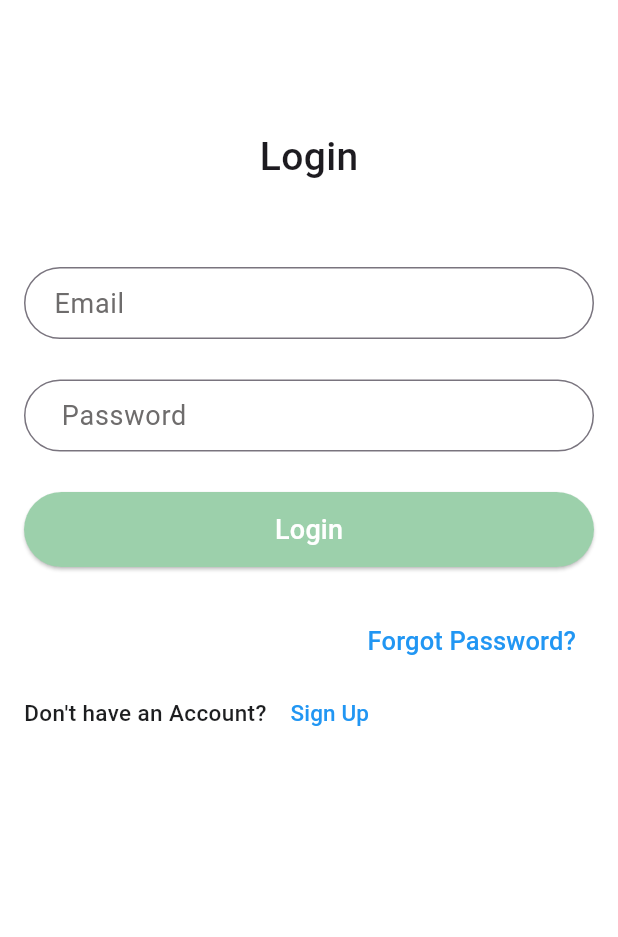
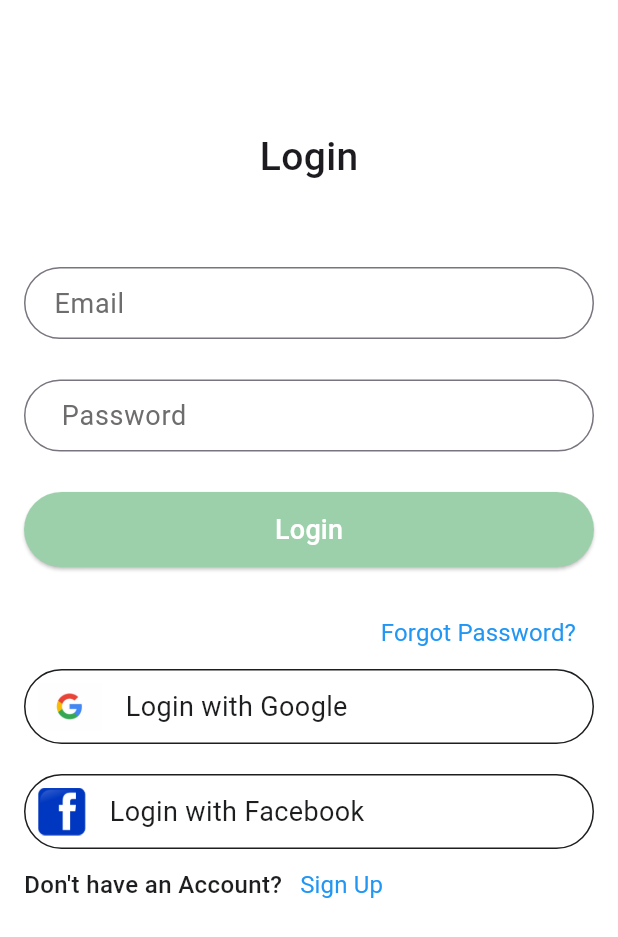
Before and after one commit to Pamuah/AI-mobile-health-App, a Flutter app: the LoginScreen screen opened by its route, on a phone screen of 412 x 824 dp. Shown: the top 937 px of the screen. Run offline on Flutter 3.47's test engine with Material 3 defaults, Android fonts, the phone set to English and light mode, and no system bars; our stand-ins replace device_preview, google_nav_bar.

Commit message:
update of UI

```diff
--- a/lib/Screens/login.dart
+++ b/lib/Screens/login.dart
@@ -1,3 +1,4 @@
+import 'package:ai_mhealth_app/widgets/Google_Facebook_BTN.dart';
 import 'package:ai_mhealth_app/widgets/custom_textfield.dart';
 import 'package:flutter/material.dart';
 
@@ -29,15 +30,19 @@ class _LoginScreenState extends State<LoginScreen> {
                  ),),
               ),
                customTextfield(hintText: 'Email',
+               height: 50,
+               width: MediaQuery.of(context).size.width,
                 controller: Emailcontroller,
                contentPadding: EdgeInsets.only(top: 5,left: 16.0)),
 
                   customTextfield(hintText:' Password',
+                  height: 50,
+               width: MediaQuery.of(context).size.width,
                   controller: passwordController,
                   contentPadding: EdgeInsets.only(top: 5,left: 16.0)),
 
               Padding(
-                padding: const EdgeInsets.only(bottom:25.0,top: 25.0),
+                padding: const EdgeInsets.only(bottom:20.0,top: 25.0),
                 child: Container(
                                   height: 50, //
                                   width: MediaQuery.of(context).size.width,
@@ -61,27 +66,30 @@ class _LoginScreenState extends State<LoginScreen> {
                                 ),
               ),
 
-              Align(alignment: Alignment.bottomRight,
+          Align(alignment: Alignment.centerRight,
                 child: TextButton(onPressed: (){},
-                   child:Text("Forgot Password?", style: TextStyle(color:color.onSecondary, fontSize: 17,
-                          fontWeight: FontWeight.w500), ), ),
+                   child:Text("Forgot Password?", style: TextStyle(color:color.onSecondary, fontSize: 16,
+                          fontWeight: FontWeight.w400), ), ),
               ),
 
+              GoogleFacebook_btn(imagePath: 'assets/Google.jpg',
+               text: 'Login with Google'),
 
-            Align(alignment: Alignment.bottomRight,
-              child: Row(
-                children: [
-                  Padding(
-                    padding: const EdgeInsets.only(right:4.0),
-                    child: Text("Don't have an Account?", style: TextStyle(color:color.secondary, fontSize: 15,
-                            fontWeight: FontWeight.w500), ),
-                  ),
+                Padding(
+                  padding: const EdgeInsets.only(top:20.0),
+                  child: GoogleFacebook_btn(imagePath: 'assets/facebook.jpg',
+                                 text: 'Login with Facebook'),
+                ),
 
-                  TextButton(onPressed: (){},
-                   child:Text("Sign Up", style: TextStyle(color:color.onSecondary, fontSize: 15,
-                          fontWeight: FontWeight.w500), ), )
-                ],
-              ),
+            Row(
+              children: [
+                Text("Don't have an Account?", style: TextStyle(color:color.secondary, fontSize: 16,
+                        fontWeight: FontWeight.w500), ),
+
+                TextButton(onPressed: (){},
+                 child:Text("Sign Up", style: TextStyle(color:color.onSecondary, fontSize: 16,
+                        fontWeight: FontWeight.w400), ), )
+              ],
             )
             ],
           ),
--- a/lib/Screens/signUp.dart
+++ b/lib/Screens/signUp.dart
@@ -31,14 +31,20 @@ class _SignUpScreenState extends State<SignUpScreen> {
               ),
 
                customTextfield(hintText: 'Name',
+               height: 50,
+               width: MediaQuery.of(context).size.width,
                 controller: NameController,
                contentPadding: EdgeInsets.only(top: 5,left: 16.0)),
 
                customTextfield(hintText: 'Email',
+               height: 50,
+               width: MediaQuery.of(context).size.width,
                 controller: Emailcontroller,
                contentPadding: EdgeInsets.only(top: 5,left: 16.0)),
 
                   customTextfield(hintText:' Password',
+                  height: 50,
+               width: MediaQuery.of(context).size.width,
                   controller: passwordController,
                   contentPadding: EdgeInsets.only(top: 5,left: 16.0)),
 
--- a/lib/main.dart
+++ b/lib/main.dart
@@ -1,5 +1,7 @@
+import 'package:ai_mhealth_app/Screens/AiModel.dart';
 import 'package:ai_mhealth_app/Screens/homePage.dart';
 import 'package:ai_mhealth_app/Screens/login.dart';
+import 'package:ai_mhealth_app/Screens/patientRecords.dart';
 import 'package:ai_mhealth_app/Screens/signUp.dart';
 import 'package:ai_mhealth_app/const/themeData.dart';
 import 'package:flutter/material.dart';
--- /dev/null
+++ b/lib/widgets/Google_Facebook_BTN.dart
@@ -0,0 +1,44 @@
+import 'package:flutter/cupertino.dart';
+import 'package:flutter/material.dart';
+
+class GoogleFacebook_btn extends StatelessWidget {
+  const GoogleFacebook_btn({
+    Key? key,
+    required this.imagePath,
+    required this.text,
+  }) : super(key: key);
+
+  final String imagePath;
+  final String text;
+
+  @override
+  Widget build(BuildContext context) {
+    final color =Theme.of(context).colorScheme;
+    return  GestureDetector(
+              onTap:(){},
+              child: Container(padding: EdgeInsets.all(8.0),
+                height: 50,
+                width: MediaQuery.of(context).size.width,
+                decoration: BoxDecoration(
+                  borderRadius: BorderRadius.circular(25),
+                  border: Border.all(color: color.secondary, width: 1.0),
+                ),
+                child: Center(
+                  child: Row(
+                    children: [
+                       Image.asset(imagePath,),
+
+                      Padding(
+                        padding: const EdgeInsets.only(left:16.0),
+                        child: Text(text,
+                        style: TextStyle(color:color.secondary, fontSize: 18,
+                        fontWeight: FontWeight.w400),),
+                      )
+                    ],
+                  ),
+                ),
+
+              ),
+            );
+  }
+}
--- a/lib/widgets/custom_textfield.dart
+++ b/lib/widgets/custom_textfield.dart
@@ -5,9 +5,13 @@ class customTextfield extends StatelessWidget {
   const customTextfield({super.key,
     required this.hintText,
     required this.controller,
-    required this.contentPadding });
+    required this.contentPadding,
+    required this.height,
+    required this.width});
 
 final String hintText;
+final double height;
+final double width;
 final TextEditingController controller;
 final EdgeInsetsGeometry contentPadding;
 
@@ -18,12 +22,14 @@ final EdgeInsetsGeometry contentPadding;
              Padding(
                padding: const EdgeInsets.only(top:25.0),
                child: SizedBox(
-                height: 50, //
-                 width: MediaQuery.of(context).size.width,
+                height: height,
+                 width: width,
                  child: TextField(
                   decoration: InputDecoration(
                     contentPadding: contentPadding,
                     border: OutlineInputBorder(
+                      borderSide: BorderSide(color: color.secondary,
+                      width: 2.0),
                       borderRadius: BorderRadius.circular(25),
                     ),
                     hintText: hintText,hintStyle:
```
Also changed, not shown: lib/Screens/AiModel.dart (+99 -1 lines), lib/Screens/homePage.dart (+10 -3 lines), lib/Screens/patientRecords.dart (added, +270 -0 lines), lib/widgets/updated_textfield.dart (added, +54 -0 lines), assets/OIP.jpg (added), assets/robo_image.png (added).
